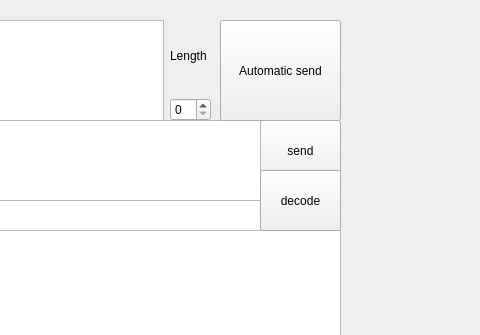
Before: the Qt Designer form windowapp.ui in Neb5384/crypto, drawn with Qt 5; both pictures show x 320 to 800 and y 0 to 335 of the 800 by 653 pixel window.
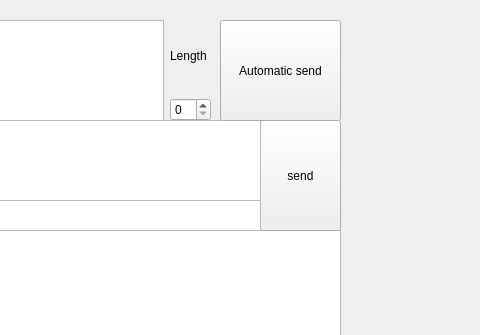
After: the same form once the commit is applied.

Diff of the .ui file:
```diff
--- a/windowapp.ui
+++ b/windowapp.ui
@@ -85,7 +85,7 @@
       <x>580</x>
       <y>120</y>
       <width>81</width>
-      <height>61</height>
+      <height>111</height>
      </rect>
     </property>
     <property name="text">
@@ -151,19 +151,6 @@
      <string>Automatic send</string>
     </property>
    </widget>
-   <widget class="QPushButton" name="pushButton_3">
-    <property name="geometry">
-     <rect>
-      <x>580</x>
-      <y>170</y>
-      <width>81</width>
-      <height>61</height>
-     </rect>
-    </property>
-    <property name="text">
-     <string>decode</string>
-    </property>
-   </widget>
   </widget>
   <widget class="QMenuBar" name="menubar">
    <property name="geometry">
```
